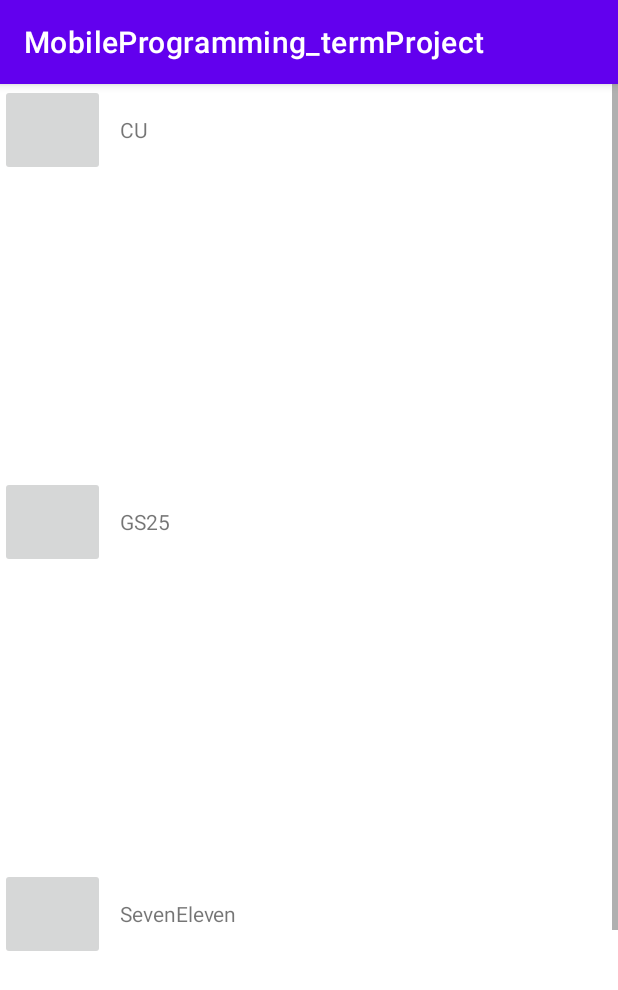
After one commit to JEONTAK/MobileProgramming_termProject, an Android app: the convenience_categoryFragment screen opened directly, with no data from a screen before it, on a phone screen of 412 x 824 dp. The commit adds this screen. Shown: the top 990 px of the screen. Run offline under Robolectric (Android 15) with nearby library versions, the phone set to English and light mode, and no system bars.

Commit message:
JeonTak commit

```diff
--- a/app/build.gradle
+++ b/app/build.gradle
@@ -38,6 +38,7 @@
     implementation 'androidx.navigation:navigation-ui:2.3.4'
     implementation 'androidx.lifecycle:lifecycle-livedata-ktx:2.3.1'
     implementation 'androidx.lifecycle:lifecycle-viewmodel-ktx:2.3.1'
+    implementation 'androidx.gridlayout:gridlayout:1.0.0'
     testImplementation 'junit:junit:4.+'
     androidTestImplementation 'androidx.test.ext:junit:1.1.2'
     androidTestImplementation 'androidx.test.espresso:espresso-core:3.3.0'
--- a/app/src/main/AndroidManifest.xml
+++ b/app/src/main/AndroidManifest.xml
@@ -9,7 +9,9 @@
         android:roundIcon="@mipmap/ic_launcher_round"
         android:supportsRtl="true"
         android:theme="@style/Theme.MobileProgramming_termProject">
-        <activity android:name=".ui.searchResult.searchResultFragment"></activity>
+        <activity android:name=".ui.recipe_category.recipe_categoryFragment"></activity>
+        <activity android:name=".ui.convenience_category.convenience_categoryFragment" />
+        <activity android:name=".ui.searchResult.searchResultFragment" />
         <activity android:name=".ui.bookmark.bookmarkFragment" />
         <activity android:name=".ui.recipe.recipePagerFragment" />
         <activity
--- /dev/null
+++ b/app/src/main/java/com/example/mobileprogramming_termproject/ui/convenience_category/convenience_categoryFragment.java
@@ -0,0 +1,16 @@
+package com.example.mobileprogramming_termproject.ui.convenience_category;
+
+import androidx.appcompat.app.AppCompatActivity;
+
+import android.os.Bundle;
+
+import com.example.mobileprogramming_termproject.R;
+
+public class convenience_categoryFragment extends AppCompatActivity {
+
+    @Override
+    protected void onCreate(Bundle savedInstanceState) {
+        super.onCreate(savedInstanceState);
+        setContentView(R.layout.fragment_convenience_category);
+    }
+}
--- /dev/null
+++ b/app/src/main/res/layout/fragment_convenience_category.xml
@@ -0,0 +1,151 @@
+<?xml version="1.0" encoding="utf-8"?>
+<LinearLayout xmlns:android="http://schemas.android.com/apk/res/android"
+    xmlns:app="http://schemas.android.com/apk/res-auto"
+    xmlns:tools="http://schemas.android.com/tools"
+    android:layout_width="match_parent"
+    android:layout_height="match_parent"
+    tools:context=".ui.convenience_category.convenience_categoryFragment"
+    android:orientation="vertical">
+
+
+    <ScrollView
+        android:layout_width="match_parent"
+        android:layout_height="match_parent">
+
+        <LinearLayout
+            android:layout_width="match_parent"
+            android:layout_height="wrap_content"
+            android:orientation="vertical">
+
+            <GridLayout
+                android:layout_width="match_parent"
+                android:layout_height="wrap_content"
+                android:columnCount="2"
+                android:rowCount="2"
+                android:orientation="horizontal"
+                >
+
+                <ImageButton
+                    android:id="@+id/CU"
+                    android:layout_width="70dp"
+                    android:layout_height="61dp"
+                    tools:src="@tools:sample/avatars" />
+
+                <TextView
+                    android:id="@+id/CUText"
+                    android:layout_width="wrap_content"
+                    android:layout_height="wrap_content"
+                    android:layout_row="0"
+                    android:layout_gravity="center_vertical"
+                    android:layout_marginLeft="10dp"
+                    android:layout_weight="0"
+                    android:text="CU" />
+
+                <androidx.viewpager.widget.ViewPager
+                    android:layout_width="match_parent"
+                    android:layout_height="200dp"
+                    android:layout_columnSpan="2"/>
+
+            </GridLayout>
+
+            <GridLayout
+                android:layout_width="match_parent"
+                android:layout_height="wrap_content"
+                android:columnCount="2"
+                android:orientation="horizontal"
+                android:rowCount="2">
+
+                <ImageButton
+                    android:id="@+id/GS25"
+                    android:layout_width="70dp"
+                    android:layout_height="61dp"
+                    tools:src="@tools:sample/avatars" />
+
+                <TextView
+                    android:id="@+id/GS25Text"
+                    android:layout_width="wrap_content"
+                    android:layout_height="wrap_content"
+                    android:layout_gravity="center_vertical"
+                    android:layout_marginLeft="10dp"
+                    android:layout_weight="1"
+                    android:text="GS25" />
+
+                <androidx.viewpager.widget.ViewPager
+                    android:layout_width="match_parent"
+                    android:layout_height="200dp"
+                    android:layout_columnSpan="2"/>
+            </GridLayout>
+
+            <GridLayout
+                android:layout_width="match_parent"
+                android:layout_height="wrap_content"
+                android:columnCount="2"
+                android:orientation="horizontal"
+                android:rowCount="2">
+
+                <ImageButton
+                    android:id="@+id/SevenEleven"
+                    android:layout_width="70dp"
+                    android:layout_height="61dp"
+                    tools:src="@tools:sample/avatars" />
+
+                <TextView
+                    android:id="@+id/SevenElevenText"
+                    android:layout_width="wrap_content"
+                    android:layout_height="wrap_content"
+                    android:layout_gravity="center_vertical"
+                    android:layout_marginLeft="10dp"
+                    android:layout_weight="1"
+                    android:text="SevenEleven" />
+
+                <androidx.viewpager.widget.ViewPager
+                    android:layout_width="match_parent"
+                    android:layout_height="200dp"
+                    android:layout_columnSpan="2"/>
+            </GridLayout>
+
+            <GridLayout
+                android:layout_width="match_parent"
+                android:layout_height="wrap_content"
+                android:columnCount="2"
+                android:orientation="horizontal"
+                android:rowCount="2">
+
+                <ImageButton
+                    android:id="@+id/Emart24"
+                    android:layout_width="70dp"
+                    android:layout_height="61dp"
+                    tools:src="@tools:sample/avatars" />
+
+                <TextView
+                    android:id="@+id/Emart24Text"
+                    android:layout_width="wrap_content"
+                    android:layout_height="wrap_content"
+                    android:layout_gravity="center_vertical"
+                    android:layout_marginLeft="10dp"
+                    android:layout_weight="1"
+                    android:text="Emart24" />
+
+                <androidx.viewpager.widget.ViewPager
+                    android:layout_width="match_parent"
+                    android:layout_height="200dp"
+                    android:layout_columnSpan="2"/>
+            </GridLayout>
+        </LinearLayout>
+    </ScrollView>
+
+    <com.google.android.material.bottomnavigation.BottomNavigationView
+        android:id="@+id/nav_view"
+
+        android:layout_width="match_parent"
+        android:layout_height="42dp"
+        android:layout_marginStart="0dp"
+        android:layout_marginEnd="0dp"
+        android:background="?android:attr/windowBackground"
+        app:layout_constraintBottom_toBottomOf="parent"
+        app:layout_constraintLeft_toLeftOf="parent"
+        app:layout_constraintRight_toRightOf="parent"
+        app:menu="@menu/bottom_nav_menu" >
+
+    </com.google.android.material.bottomnavigation.BottomNavigationView>
+</LinearLayout>
--- a/app/src/main/res/values/strings.xml
+++ b/app/src/main/res/values/strings.xml
@@ -10,4 +10,6 @@
     <string name="title_recipe">레시피 정보</string>
     <string name="title_bookmark">즐겨찾기 목록</string>
     <string name="title_searchResult">검색 결과</string>
+    <string name="title_convenience_category">편의점 별 카테고리</string>
+    <string name="title_recipe_category">레시피 목록</string>
 </resources>
```
Also changed, not shown: app/src/main/java/com/example/mobileprogramming_termproject/ui/convenience_category/convenience_categoryViewModel.java (added, +19 -0 lines), app/src/main/java/com/example/mobileprogramming_termproject/ui/recipe_category/recipe_categoryFragment.java (added, +16 -0 lines), app/src/main/java/com/example/mobileprogramming_termproject/ui/recipe_category/recipe_categoryViewModel.java (added, +19 -0 lines), app/src/main/res/layout/fragment_recipe_category.xml (added, +216 -0 lines).
